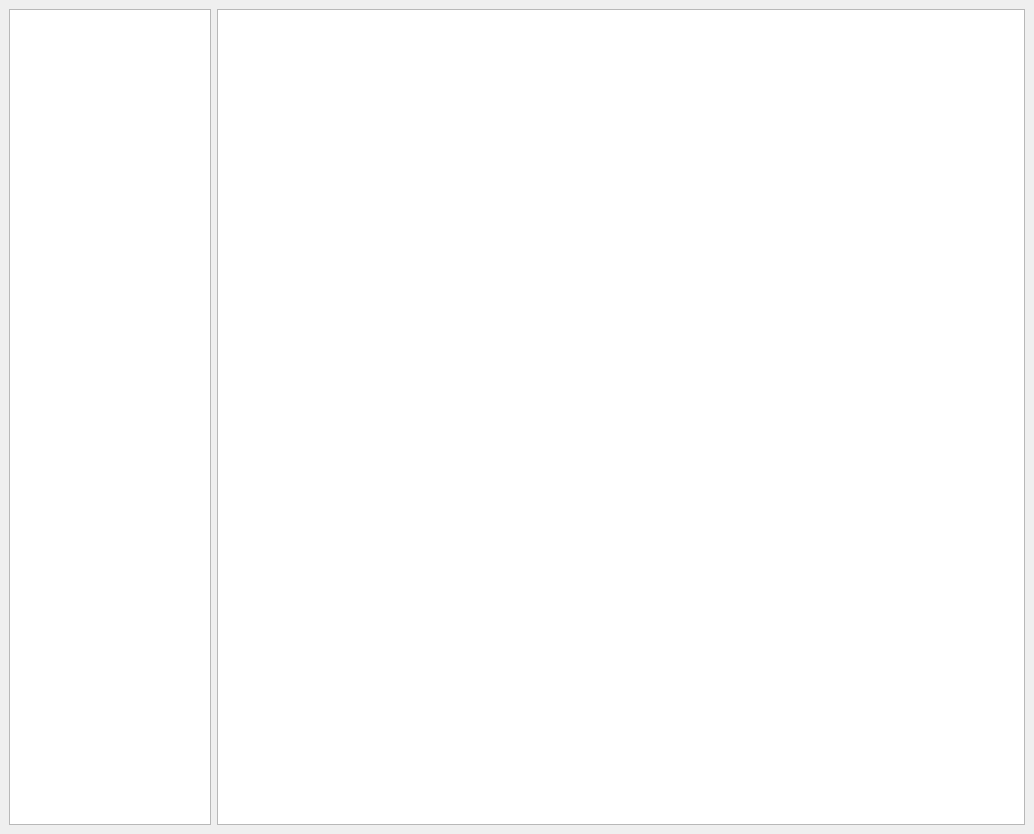
Old version of the form src/ui/MainWindow.ui in the repository spineda2019/notelib.
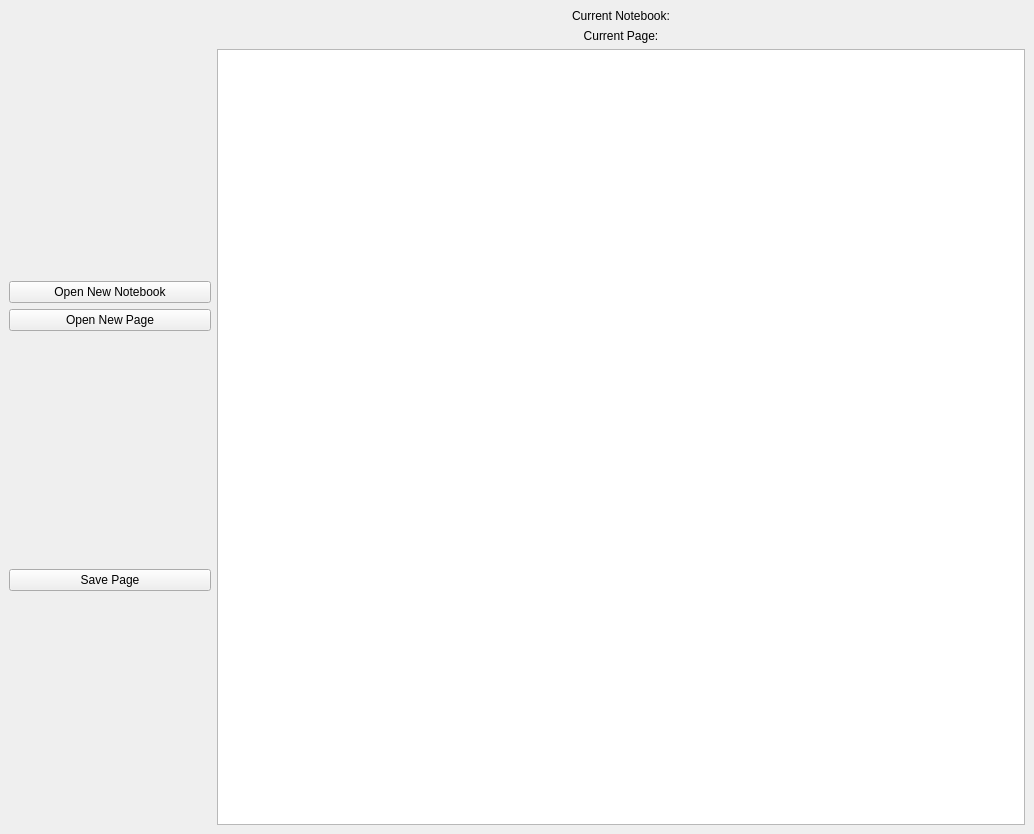
New version of the form.

Commit message: make main ui a bit nicer, display notebook and page name

The edit to the form file:
```diff
--- a/src/ui/MainWindow.ui
+++ b/src/ui/MainWindow.ui
@@ -17,15 +17,61 @@
   <widget class="QWidget" name="centralwidget">
    <layout class="QGridLayout" name="gridLayout" columnstretch="1,4">
     <item row="0" column="1">
+     <widget class="QLabel" name="label">
+      <property name="text">
+       <string>Current Notebook:</string>
+      </property>
+      <property name="alignment">
+       <set>Qt::AlignCenter</set>
+      </property>
+     </widget>
+    </item>
+    <item row="2" column="0">
+     <layout class="QVBoxLayout" name="verticalLayout" stretch="1,3">
+      <property name="spacing">
+       <number>6</number>
+      </property>
+      <item>
+       <layout class="QVBoxLayout" name="verticalLayout_3">
+        <item>
+         <widget class="QPushButton" name="pushButton_4">
+          <property name="text">
+           <string>Open New Notebook</string>
+          </property>
+         </widget>
+        </item>
+        <item>
+         <widget class="QPushButton" name="pushButton_3">
+          <property name="text">
+           <string>Open New Page</string>
+          </property>
+         </widget>
+        </item>
+       </layout>
+      </item>
+      <item>
+       <layout class="QVBoxLayout" name="verticalLayout_4">
+        <item>
+         <widget class="QPushButton" name="pushButton">
+          <property name="text">
+           <string>Save Page</string>
+          </property>
+         </widget>
+        </item>
+       </layout>
+      </item>
+     </layout>
+    </item>
+    <item row="2" column="1">
      <widget class="QPlainTextEdit" name="plainTextEdit"/>
     </item>
-    <item row="0" column="0">
-     <widget class="QListWidget" name="listWidget">
-      <property name="maximumSize">
-       <size>
-        <width>388</width>
-        <height>16777215</height>
-       </size>
+    <item row="1" column="1">
+     <widget class="QLabel" name="label_2">
+      <property name="text">
+       <string>Current Page:</string>
+      </property>
+      <property name="alignment">
+       <set>Qt::AlignCenter</set>
       </property>
      </widget>
     </item>
```
